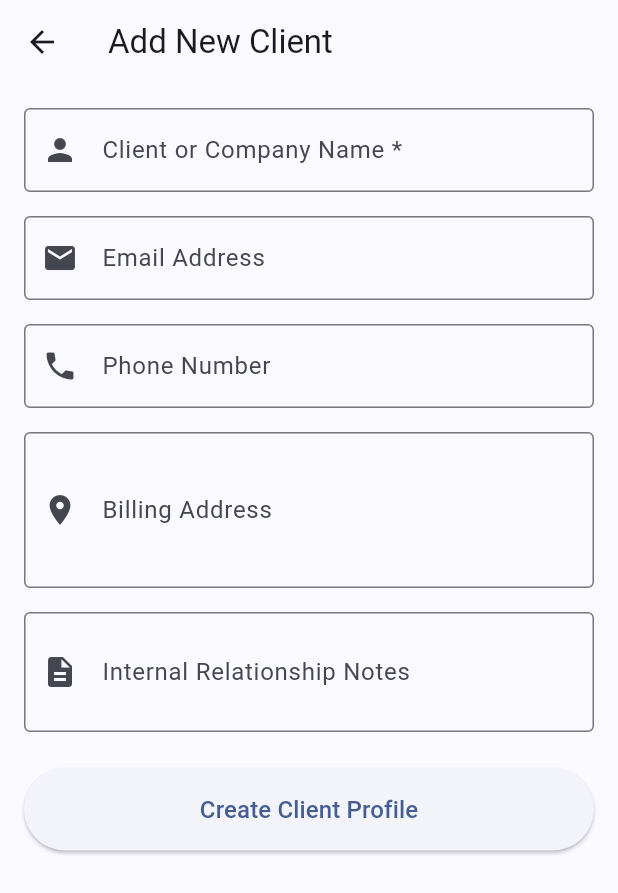
After one commit to Didulana/invoisync-invoice-generator, a Flutter app: the screen it shows after launch, after a tap on the "add" icon, on a phone screen of 412 x 824 dp. The commit adds this screen. Shown: the top 893 px of the screen. Run offline on Flutter 3.47's test engine with Material 3 defaults, Android fonts, the phone set to English and light mode, and no system bars; our stand-ins replace drift; accounts and stored records are empty; generated files the repository leaves out were written again.

Commit message:
Feature: Added complete functional local CRM module workflow layout

```diff
--- /dev/null
+++ b/lib/features/clients/screens/add_edit_client_screen.dart
@@ -0,0 +1,190 @@
+import 'package:flutter/material.dart';
+import 'package:provider/provider.dart';
+import 'package:drift/drift.dart' as drift;
+import '../../../core/database/app_database.dart';
+
+class AddEditClientScreen extends StatefulWidget {
+  final Client?
+  client; // Null indicates "Add Mode", populated indicates "Edit Mode"
+
+  const AddEditClientScreen({super.key, this.client});
+
+  @override
+  State<AddEditClientScreen> createState() => _AddEditClientScreenState();
+}
+
+class _AddEditClientScreenState extends State<AddEditClientScreen> {
+  final _formKey = GlobalKey<FormState>();
+
+  final _nameController = TextEditingController();
+  final _emailController = TextEditingController();
+  final _phoneController = TextEditingController();
+  final _addressController = TextEditingController();
+  final _notesController = TextEditingController();
+
+  bool _isSaving = false;
+  bool get _isEditMode => widget.client != null;
+
+  @override
+  void initState() {
+    super.initState();
+    if (_isEditMode) {
+      final c = widget.client!;
+      _nameController.text = c.name;
+      _emailController.text = c.email ?? '';
+      _phoneController.text = c.phone ?? '';
+      _addressController.text = c.billingAddress ?? '';
+      _notesController.text = c.notes ?? '';
+    }
+  }
+
+  Future<void> _saveClient() async {
+    if (!_formKey.currentState!.validate()) return;
+
+    setState(() => _isSaving = true);
+    final database = Provider.of<AppDatabase>(context, listen: false);
+
+    final companion = ClientsCompanion(
+      // Keep structural key integrity if modifying records
+      id: _isEditMode
+          ? drift.Value(widget.client!.id)
+          : const drift.Value.absent(),
+      name: drift.Value(_nameController.text.trim()),
+      email: drift.Value(
+        _emailController.text.trim().isEmpty
+            ? null
+            : _emailController.text.trim(),
+      ),
+      phone: drift.Value(
+        _phoneController.text.trim().isEmpty
+            ? null
+            : _phoneController.text.trim(),
+      ),
+      billingAddress: drift.Value(
+        _addressController.text.trim().isEmpty
+            ? null
+            : _addressController.text.trim(),
+      ),
+      notes: drift.Value(
+        _notesController.text.trim().isEmpty
+            ? null
+            : _notesController.text.trim(),
+      ),
+    );
+
+    if (_isEditMode) {
+      // Drift update path
+      await (database.update(
+        database.clients,
+      )..where((t) => t.id.equals(widget.client!.id))).write(companion);
+    } else {
+      // Drift creation path
+      await database.insertClient(companion);
+    }
+
+    setState(() => _isSaving = false);
+    if (mounted) {
+      Navigator.pop(
+        context,
+        true,
+      ); // Return true to trigger data refresh on list screen
+    }
+  }
+
+  @override
+  void dispose() {
+    _nameController.dispose();
+    _emailController.dispose();
+    _phoneController.dispose();
+    _addressController.dispose();
+    _notesController.dispose();
+    super.dispose();
+  }
+
+  @override
+  Widget build(BuildContext context) {
+    return Scaffold(
+      appBar: AppBar(
+        title: Text(_isEditMode ? 'Edit Client Details' : 'Add New Client'),
+      ),
+      body: _isSaving
+          ? const Center(child: CircularProgressIndicator())
+          : SingleChildScrollView(
+              padding: const EdgeInsets.all(16.0),
+              child: Form(
+                key: _formKey,
+                child: Column(
+                  crossAxisAlignment: CrossAxisAlignment.stretch,
+                  children: [
+                    TextFormField(
+                      controller: _nameController,
+                      decoration: const InputDecoration(
+                        labelText: 'Client or Company Name *',
+                        border: OutlineInputBorder(),
+                        prefixIcon: Icon(Icons.person),
+                      ),
+                      validator: (value) =>
+                          (value == null || value.trim().isEmpty)
+                          ? 'Please fill out client name'
+                          : null,
+                    ),
+                    const SizedBox(height: 16),
+                    TextFormField(
+                      controller: _emailController,
+                      keyboardType: TextInputType.emailAddress,
+                      decoration: const InputDecoration(
+                        labelText: 'Email Address',
+                        border: OutlineInputBorder(),
+                        prefixIcon: Icon(Icons.email),
+                      ),
+                    ),
+                    const SizedBox(height: 16),
+                    TextFormField(
+                      controller: _phoneController,
+                      keyboardType: TextInputType.phone,
+                      decoration: const InputDecoration(
+                        labelText: 'Phone Number',
+                        border: OutlineInputBorder(),
+                        prefixIcon: Icon(Icons.phone),
+                      ),
+                    ),
+                    const SizedBox(height: 16),
+                    TextFormField(
+                      controller: _addressController,
+                      maxLines: 3,
+                      decoration: const InputDecoration(
+                        labelText: 'Billing Address',
+                        border: OutlineInputBorder(),
+                        prefixIcon: Icon(Icons.location_on),
+                      ),
+                    ),
+                    const SizedBox(height: 16),
+                    TextFormField(
+                      controller: _notesController,
+                      maxLines: 2,
+                      decoration: const InputDecoration(
+                        labelText: 'Internal Relationship Notes',
+                        border: OutlineInputBorder(),
+                        prefixIcon: Icon(Icons.description),
+                      ),
+                    ),
+                    const SizedBox(height: 24),
+                    ElevatedButton(
+                      onPressed: _saveClient,
+                      style: ElevatedButton.styleFrom(
+                        padding: const EdgeInsets.symmetric(vertical: 16),
+                      ),
+                      child: Text(
+                        _isEditMode
+                            ? 'Save System Changes'
+                            : 'Create Client Profile',
+                        style: const TextStyle(fontSize: 16),
+                      ),
+                    ),
+                  ],
+                ),
+              ),
+            ),
+    );
+  }
+}
--- /dev/null
+++ b/lib/features/clients/screens/client_list_screen.dart
@@ -0,0 +1,219 @@
+import 'package:flutter/material.dart';
+import 'package:provider/provider.dart';
+import '../../../core/database/app_database.dart';
+import 'add_edit_client_screen.dart';
+
+class ClientListScreen extends StatefulWidget {
+  const ClientListScreen({super.key});
+
+  @override
+  State<ClientListScreen> createState() => _ClientListScreenState();
+}
+
+class _ClientListScreenState extends State<ClientListScreen> {
+  List<Client> _allClients = [];
+  List<Client> _filteredClients = [];
+  bool _isLoading = true;
+  final _searchController = TextEditingController();
+
+  @override
+  void initState() {
+    super.initState();
+    _loadClients();
+    _searchController.addListener(_filterClients);
+  }
+
+  Future<void> _loadClients() async {
+    setState(() => _isLoading = true);
+    final database = Provider.of<AppDatabase>(context, listen: false);
+    final clients = await database.getActiveClients();
+    setState(() {
+      _allClients = clients;
+      _filteredClients = clients;
+      _isLoading = false;
+    });
+  }
+
+  void _filterClients() {
+    final query = _searchController.text.toLowerCase().trim();
+    setState(() {
+      if (query.isEmpty) {
+        _filteredClients = _allClients;
+      } else {
+        _filteredClients = _allClients.where((client) {
+          final nameMatch = client.name.toLowerCase().contains(query);
+          final emailMatch = (client.email ?? '').toLowerCase().contains(query);
+          return nameMatch || emailMatch;
+        }).toList();
+      }
+    });
+  }
+
+  Future<void> _deleteClient(Client client) async {
+    final confirmed = await showDialog<bool>(
+      context: context,
+      builder: (context) => AlertDialog(
+        title: const Text('Delete Client'),
+        content: Text('Are you sure you want to remove ${client.name}?'),
+        actions: [
+          TextButton(
+            onPressed: () => Navigator.pop(context, false),
+            child: const Text('Cancel'),
+          ),
+          TextButton(
+            onPressed: () => Navigator.pop(context, true),
+            style: TextButton.styleFrom(foregroundColor: Colors.red),
+            child: const Text('Delete'),
+          ),
+        ],
+      ),
+    );
+
+    if (confirmed == true && mounted) {
+      final database = Provider.of<AppDatabase>(context, listen: false);
+      await database.softDeleteClient(client.id);
+      _loadClients();
+    }
+  }
+
+  @override
+  void dispose() {
+    _searchController.dispose();
+    super.dispose();
+  }
+
+  @override
+  Widget build(BuildContext context) {
+    return Scaffold(
+      appBar: AppBar(title: const Text('Clients (CRM)')),
+      body: Column(
+        children: [
+          Padding(
+            padding: const EdgeInsets.all(12.0),
+            child: TextField(
+              controller: _searchController,
+              decoration: InputDecoration(
+                hintText: 'Search by name or email...',
+                prefixIcon: const Icon(Icons.search),
+                border: OutlineInputBorder(
+                  borderRadius: BorderRadius.circular(12),
+                ),
+                contentPadding: const EdgeInsets.symmetric(vertical: 0),
+              ),
+            ),
+          ),
+          Expanded(
+            child: _isLoading
+                ? const Center(child: CircularProgressIndicator())
+                : _filteredClients.isEmpty
+                ? Center(
+                    child: Column(
+                      mainAxisAlignment: MainAxisAlignment.center,
+                      children: [
+                        Icon(
+                          Icons.people_outline,
+                          size: 64,
+                          color: Colors.grey[400],
+                        ),
+                        const SizedBox(height: 16),
+                        Text(
+                          _searchController.text.isEmpty
+                              ? 'No clients added yet'
+                              : 'No matching clients found',
+                          style: const TextStyle(
+                            fontSize: 16,
+                            color: Colors.grey,
+                          ),
+                        ),
+                      ],
+                    ),
+                  )
+                : ListView.builder(
+                    padding: const EdgeInsets.symmetric(horizontal: 12),
+                    itemCount: _filteredClients.length,
+                    itemBuilder: (context, index) {
+                      final client = _filteredClients[index];
+                      final initials = client.name.trim().isNotEmpty
+                          ? client.name
+                                .trim()
+                                .split(' ')
+                                .map((e) => e[0])
+                                .take(2)
+                                .join()
+                                .toUpperCase()
+                          : '?';
+
+                      return Card(
+                        margin: const EdgeInsets.symmetric(vertical: 6),
+                        child: ListTile(
+                          leading: CircleAvatar(child: Text(initials)),
+                          title: Text(
+                            client.name,
+                            style: const TextStyle(fontWeight: FontWeight.bold),
+                          ),
+                          subtitle: Text(
+                            client.email ?? client.phone ?? 'No contact info',
+                          ),
+                          trailing: PopupMenuButton<String>(
+                            onSelected: (value) async {
+                              if (value == 'edit') {
+                                final updated = await Navigator.push(
+                                  context,
+                                  MaterialPageRoute(
+                                    builder: (context) =>
+                                        AddEditClientScreen(client: client),
+                                  ),
+                                );
+                                if (updated == true) _loadClients();
+                              } else if (value == 'delete') {
+                                _deleteClient(client);
+                              }
+                            },
+                            itemBuilder: (context) => [
+                              const PopupMenuItem(
+                                value: 'edit',
+                                child: ListTile(
+                                  leading: Icon(Icons.edit, size: 20),
+                                  title: Text('Edit details'),
+                                  contentPadding: EdgeInsets.zero,
+                                ),
+                              ),
+                              const PopupMenuItem(
+                                value: 'delete',
+                                child: ListTile(
+                                  leading: Icon(
+                                    Icons.delete,
+                                    color: Colors.red,
+                                    size: 20,
+                                  ),
+                                  title: Text(
+                                    'Delete',
+                                    style: TextStyle(color: Colors.red),
+                                  ),
+                                  contentPadding: EdgeInsets.zero,
+                                ),
+                              ),
+                            ],
+                          ),
+                        ),
+                      );
+                    },
+                  ),
+          ),
+        ],
+      ),
+      floatingActionButton: FloatingActionButton(
+        onPressed: () async {
+          final added = await Navigator.push(
+            context,
+            MaterialPageRoute(
+              builder: (context) => const AddEditClientScreen(),
+            ),
+          );
+          if (added == true) _loadClients();
+        },
+        child: const Icon(Icons.add),
+      ),
+    );
+  }
+}
--- a/lib/main.dart
+++ b/lib/main.dart
@@ -2,6 +2,7 @@ import 'package:flutter/material.dart';
 import 'package:provider/provider.dart';
 import 'core/database/app_database.dart';
 import 'features/business_profile/screens/business_profile_screen.dart';
+import 'features/clients/screens/client_list_screen.dart';
 
 void main() {
   // Ensure the Flutter engine bindings are ready before launching native bindings (SQLite)
@@ -39,7 +40,7 @@ class InvoisyncApp extends StatelessWidget {
       ),
       themeMode: ThemeMode
           .system, // Automatically adapts to iOS/Android dark mode settings
-      home: const BusinessProfileScreen(),
+      home: const ClientListScreen(),
     );
   }
 }
```
